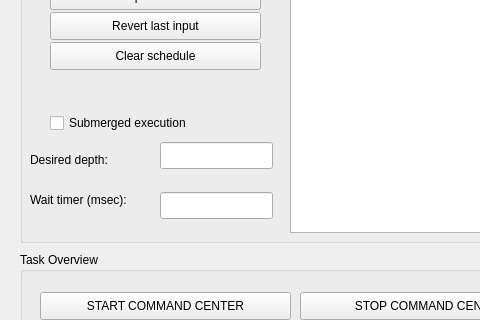
This is Hanse/CommandCenter/commandcenterform.ui in iti-luebeck/HANSE2011 as Qt 5 draws it before an edit; both pictures show x 0 to 480 and y 138 to 458 of the 1073 by 609 pixel window. The edited form follows.
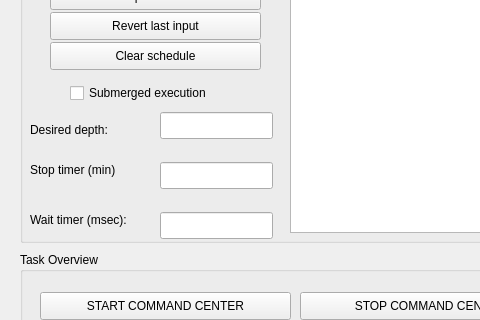
This is the edited form.

Commit message: Commandcenter timer

What changed in the file:
```diff
--- a/Hanse/CommandCenter/commandcenterform.ui
+++ b/Hanse/CommandCenter/commandcenterform.ui
@@ -173,8 +173,8 @@
    <widget class="QCheckBox" name="subBox">
     <property name="geometry">
      <rect>
-      <x>30</x>
-      <y>240</y>
+      <x>50</x>
+      <y>210</y>
       <width>181</width>
       <height>22</height>
      </rect>
@@ -187,7 +187,7 @@
     <property name="geometry">
      <rect>
       <x>10</x>
-      <y>280</y>
+      <y>250</y>
       <width>111</width>
       <height>16</height>
      </rect>
@@ -200,7 +200,7 @@
     <property name="geometry">
      <rect>
       <x>140</x>
-      <y>270</y>
+      <y>240</y>
       <width>113</width>
       <height>27</height>
      </rect>
@@ -210,7 +210,7 @@
     <property name="geometry">
      <rect>
       <x>140</x>
-      <y>320</y>
+      <y>340</y>
       <width>113</width>
       <height>27</height>
      </rect>
@@ -220,7 +220,7 @@
     <property name="geometry">
      <rect>
       <x>10</x>
-      <y>320</y>
+      <y>340</y>
       <width>131</width>
       <height>16</height>
      </rect>
@@ -242,6 +242,29 @@
      <string>Skip next task</string>
     </property>
    </widget>
+   <widget class="QLineEdit" name="stopInput">
+    <property name="geometry">
+     <rect>
+      <x>140</x>
+      <y>290</y>
+      <width>113</width>
+      <height>27</height>
+     </rect>
+    </property>
+   </widget>
+   <widget class="QLabel" name="label_11">
+    <property name="geometry">
+     <rect>
+      <x>10</x>
+      <y>290</y>
+      <width>111</width>
+      <height>16</height>
+     </rect>
+    </property>
+    <property name="text">
+     <string>Stop timer (min)</string>
+    </property>
+   </widget>
   </widget>
   <widget class="QGroupBox" name="groupBox_2">
    <property name="geometry">
```
The commit also changes 3 other files.
